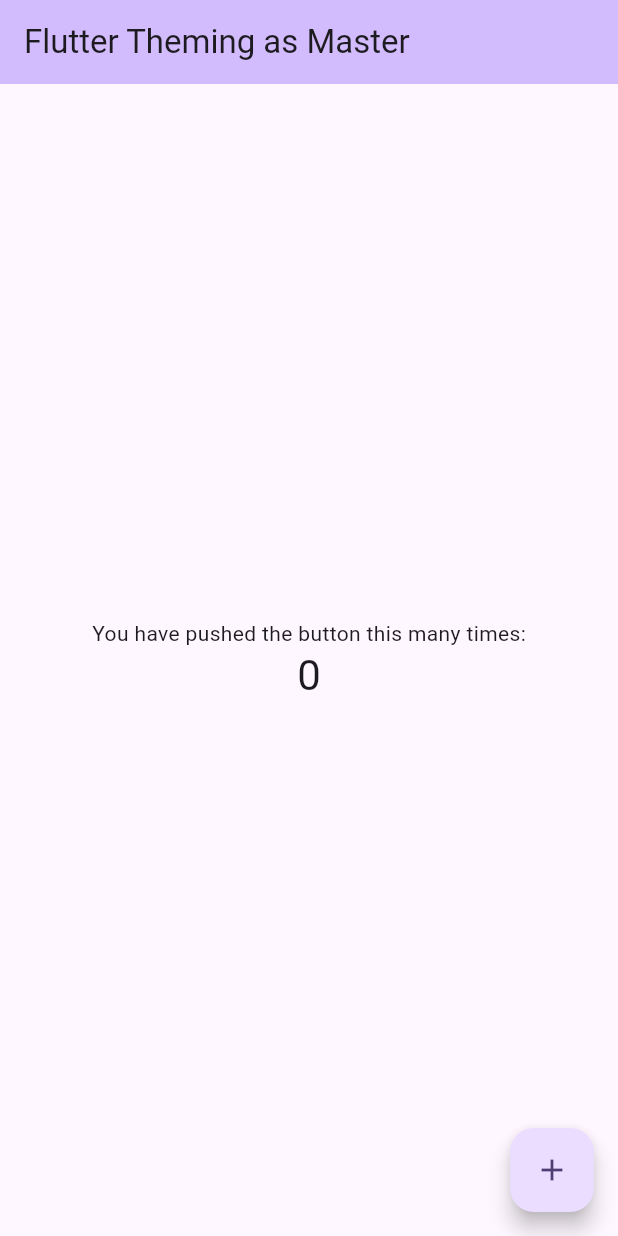
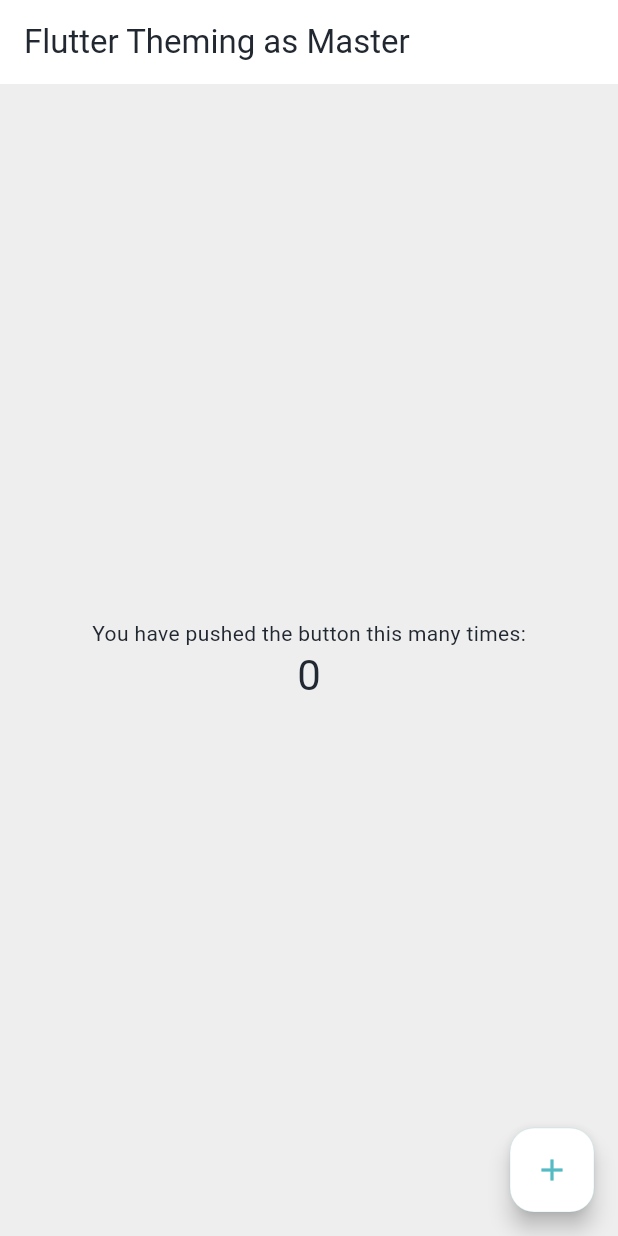
Before and after one commit to HovhannisyanKaro/flutter-theming-as-master, a Flutter app: the screen it shows after launch, on a phone screen of 412 x 824 dp. Run offline on Flutter 3.47's test engine with Material 3 defaults, Android fonts, the phone set to English and light mode, and no system bars.

```diff
--- /dev/null
+++ b/lib/app/home/home.dart
@@ -0,0 +1,49 @@
+import 'package:flutter/material.dart';
+
+class HomePage extends StatefulWidget {
+  const HomePage({super.key, required this.title});
+
+  final String title;
+
+  @override
+  State<HomePage> createState() => _HomePageState();
+}
+
+class _HomePageState extends State<HomePage> {
+  int _counter = 0;
+
+  void _incrementCounter() {
+    setState(() {
+      _counter++;
+    });
+  }
+
+  @override
+  Widget build(BuildContext context) {
+    return Scaffold(
+      appBar: AppBar(
+        backgroundColor: Theme.of(context).colorScheme.inversePrimary,
+        title: Text(widget.title),
+      ),
+      body: Center(
+        child: Column(
+          mainAxisAlignment: MainAxisAlignment.center,
+          children: <Widget>[
+            const Text(
+              'You have pushed the button this many times:',
+            ),
+            Text(
+              '$_counter',
+              style: Theme.of(context).textTheme.headlineMedium,
+            ),
+          ],
+        ),
+      ),
+      floatingActionButton: FloatingActionButton(
+        onPressed: _incrementCounter,
+        tooltip: 'Increment',
+        child: const Icon(Icons.add),
+      ), // This trailing comma makes auto-formatting nicer for build methods.
+    );
+  }
+}
--- /dev/null
+++ b/lib/application.dart
@@ -0,0 +1,17 @@
+import 'package:flutter/material.dart';
+import 'package:flutter_theming_as_master/res/values/theme/themes.dart';
+
+import 'app/home/home.dart';
+
+class Application extends StatelessWidget {
+  const Application({super.key});
+
+  @override
+  Widget build(BuildContext context) {
+    return MaterialApp(
+      title: 'Flutter Theming as Master',
+      theme: AppThemesData().light,
+      home: const HomePage(title: 'Flutter Theming as Master'),
+    );
+  }
+}
--- a/lib/main.dart
+++ b/lib/main.dart
@@ -1,70 +1,7 @@
 import 'package:flutter/material.dart';
 
+import 'application.dart';
+
 void main() {
-  runApp(const MyApp());
+  runApp(const Application());
 }
-
-class MyApp extends StatelessWidget {
-  const MyApp({super.key});
-
-  @override
-  Widget build(BuildContext context) {
-    return MaterialApp(
-      title: 'Flutter Theming as Master',
-      theme: ThemeData(
-        colorScheme: ColorScheme.fromSeed(seedColor: Colors.deepPurple),
-        useMaterial3: true,
-      ),
-      home: const MyHomePage(title: 'Flutter Theming as Master'),
-    );
-  }
-}
-
-class MyHomePage extends StatefulWidget {
-  const MyHomePage({super.key, required this.title});
-
-  final String title;
-
-  @override
-  State<MyHomePage> createState() => _MyHomePageState();
-}
-
-class _MyHomePageState extends State<MyHomePage> {
-  int _counter = 0;
-
-  void _incrementCounter() {
-    setState(() {
-      _counter++;
-    });
-  }
-
-  //test
-  @override
-  Widget build(BuildContext context) {
-    return Scaffold(
-      appBar: AppBar(
-        backgroundColor: Theme.of(context).colorScheme.inversePrimary,
-        title: Text(widget.title),
-      ),
-      body: Center(
-        child: Column(
-          mainAxisAlignment: MainAxisAlignment.center,
-          children: <Widget>[
-            const Text(
-              'You have pushed the button this many times:',
-            ),
-            Text(
-              '$_counter',
-              style: Theme.of(context).textTheme.headlineMedium,
-            ),
-          ],
-        ),
-      ),
-      floatingActionButton: FloatingActionButton(
-        onPressed: _incrementCounter,
-        tooltip: 'Increment',
-        child: const Icon(Icons.add),
-      ), // This trailing comma makes auto-formatting nicer for build methods.
-    );
-  }
-}
--- /dev/null
+++ b/lib/res/values/colors/colors.dart
@@ -0,0 +1,77 @@
+import 'package:flutter/material.dart';
+
+abstract final class AppColors {
+  static const Color white = Colors.white;
+
+  static const int _sunsetOrange = 0xFFFF5759;
+
+  static const MaterialColor sunsetOrange = MaterialColor(
+    _sunsetOrange,
+    <int, Color>{
+      500: Color(0xFFFF5759),
+    },
+  );
+
+  static const int _lightMossGreen = 0xFF99CE61;
+
+  static const MaterialColor lightMossGreen = MaterialColor(
+    _lightMossGreen,
+    <int, Color>{
+      500: Color(0xFF99CE61),
+    },
+  );
+
+  static const int _saffronMango = 0xFFFCC74E;
+
+  static const MaterialColor saffronMango = MaterialColor(
+    _saffronMango,
+    <int, Color>{
+      500: Color(0xFFFCC74E),
+    },
+  );
+
+  static const int _softPeach = 0xFFeeeeee;
+
+  static const MaterialColor softPeach = MaterialColor(
+    _softPeach,
+    <int, Color>{
+      500: Color(0xFFeeeeee),
+    },
+  );
+
+  static const int _cerulean = 0xFF54BAC3;
+
+  static const MaterialColor cerulean = MaterialColor(
+    _cerulean,
+    <int, Color>{
+      500: Color(0xFF00AdB5),
+    },
+  );
+
+  static const int _charcoalGrey = 0xFF393E46;
+
+  static const MaterialColor charcoalGrey = MaterialColor(
+    _charcoalGrey,
+    <int, Color>{
+      500: Color(0xFF393E46),
+    },
+  );
+
+  static const int _dark = 0xFF222831;
+
+  static const MaterialColor dark = MaterialColor(
+    _dark,
+    <int, Color>{
+      500: Color(0xFF222831),
+    },
+  );
+
+  static const int _cyanBlue = 0xFF18212D;
+
+  static const MaterialColor cyanBlue = MaterialColor(
+    _cyanBlue,
+    <int, Color>{
+      500: Color(0xFF18212D),
+    },
+  );
+}
--- /dev/null
+++ b/lib/res/values/theme/data/app_bar.dart
@@ -0,0 +1,13 @@
+import 'package:flutter/material.dart';
+
+import '../theme_extension.dart';
+
+abstract class AppBarThemesData {
+  static get(AppThemeExtension themeExt) {
+    return AppBarTheme(
+      elevation: 0,
+      backgroundColor: themeExt.surface,
+      foregroundColor: themeExt.onSurface,
+    );
+  }
+}
--- /dev/null
+++ b/lib/res/values/theme/data/button.dart
@@ -0,0 +1,27 @@
+import 'package:flutter/material.dart';
+
+import '../theme_extension.dart';
+
+abstract class ButtonThemesData {
+  static elevated(AppThemeExtension themeExt) {
+    return ElevatedButtonThemeData(
+      style: ElevatedButton.styleFrom(
+        minimumSize: themeExt.buttonMinSize,
+        backgroundColor: themeExt.primary,
+        foregroundColor: themeExt.onPrimary,
+        shape: themeExt.roundedRectangleShape,
+      ),
+    );
+  }
+
+  static outlined(AppThemeExtension themeExt) {
+    return OutlinedButtonThemeData(
+      style: OutlinedButton.styleFrom(
+        minimumSize: themeExt.buttonMinSize,
+        foregroundColor: themeExt.primary,
+        side: BorderSide(color: themeExt.primary, width: themeExt.outlinedButtonBorderWidth),
+        shape: themeExt.roundedRectangleShape,
+      ),
+    );
+  }
+}
--- /dev/null
+++ b/lib/res/values/theme/data/color_scheme.dart
@@ -0,0 +1,19 @@
+import 'package:flutter/material.dart';
+
+import '../theme_extension.dart';
+
+abstract class ColorSchemeThemeData {
+  static ColorScheme get(AppThemeExtension themeExt, {required Brightness brightness}) {
+    return ColorScheme(
+      brightness: brightness,
+      primary: themeExt.primary,
+      onPrimary: themeExt.onPrimary,
+      secondary: themeExt.secondary,
+      onSecondary: themeExt.onSecondary,
+      error: themeExt.error,
+      onError: themeExt.onError,
+      surface: themeExt.surface,
+      onSurface: themeExt.onSurface,
+    );
+  }
+}
--- /dev/null
+++ b/lib/res/values/theme/data/dialog.dart
@@ -0,0 +1,9 @@
+import 'package:flutter/material.dart';
+
+import '../theme_extension.dart';
+
+abstract class DialogThemesData {
+  static get(AppThemeExtension themeExt) {
+    return DialogTheme(backgroundColor: themeExt.onPrimary);
+  }
+}
--- /dev/null
+++ b/lib/res/values/theme/data/floating_action_button.dart
@@ -0,0 +1,20 @@
+import 'package:flutter/material.dart';
+
+import '../theme_extension.dart';
+
+abstract class FloatingActionButtonThemesData {
+  static get(AppThemeExtension themeExt) {
+    return FloatingActionButtonThemeData(
+      elevation: 6,
+      hoverColor: themeExt.primary,
+      focusColor: themeExt.primary,
+      splashColor: themeExt.primary,
+      backgroundColor: themeExt.onPrimary,
+      foregroundColor: themeExt.primary,
+      shape: RoundedRectangleBorder(
+        side: BorderSide(color: themeExt.primary, width: 0.1),
+        borderRadius: BorderRadius.circular(16),
+      ),
+    );
+  }
+}
--- /dev/null
+++ b/lib/res/values/theme/data/input.dart
@@ -0,0 +1,13 @@
+import 'package:flutter/material.dart';
+
+import '../theme_extension.dart';
+
+abstract class InputThemesData {
+  static outline(AppThemeExtension themeExt) {
+    return InputDecorationTheme(
+      border: OutlineInputBorder(borderSide: BorderSide(color: themeExt.titleTextMediumColor)),
+      enabledBorder: OutlineInputBorder(borderSide: BorderSide(color: themeExt.titleTextMediumColor), borderRadius: BorderRadius.circular(themeExt.textFormFieldBorderRadius)),
+      focusedBorder: OutlineInputBorder(borderSide: BorderSide(color: themeExt.titleTextMediumColor, width: themeExt.textFormFieldFocusedBorderSideWidth)),
+    );
+  }
+}
--- /dev/null
+++ b/lib/res/values/theme/data/navigation_bar.dart
@@ -0,0 +1,20 @@
+import 'package:flutter/material.dart';
+
+import '../theme_extension.dart';
+
+abstract class NavigationBarThemesData {
+  static get(AppThemeExtension themeExt) {
+    return NavigationBarThemeData(
+      backgroundColor: themeExt.surface,
+      indicatorColor: themeExt.primary,
+      labelTextStyle: WidgetStateProperty.resolveWith((states) {
+        return states.contains(WidgetState.selected) ? TextStyle(color: themeExt.primary, fontSize: 14, fontWeight: FontWeight.w600) : TextStyle(color: themeExt.onSurface, fontSize: 12, fontWeight: FontWeight.w500);
+      }),
+      iconTheme: WidgetStateProperty.resolveWith((states) {
+        return states.contains(WidgetState.selected) ? IconThemeData(color: themeExt.primary) : IconThemeData(color: themeExt.onSurface);
+      }),
+      labelBehavior: NavigationDestinationLabelBehavior.alwaysShow,
+      surfaceTintColor: Colors.transparent,
+    );
+  }
+}
--- /dev/null
+++ b/lib/res/values/theme/data/progress_indicator.dart
@@ -0,0 +1,12 @@
+import 'package:flutter/material.dart';
+
+import '../theme_extension.dart';
+
+abstract class ProgressIndicatorThemesData {
+  static get(AppThemeExtension themeExt) {
+    return ProgressIndicatorThemeData(
+      color: themeExt.primary,
+      linearTrackColor: Colors.transparent,
+    );
+  }
+}
--- /dev/null
+++ b/lib/res/values/theme/data/text.dart
@@ -0,0 +1,78 @@
+import 'package:flutter/material.dart';
+
+import '../theme_extension.dart';
+
+abstract class TextThemesData {
+  /// Display Text
+  static displaySmall(AppThemeExtension themeExt) => TextStyle(color: themeExt.displayTextSmallColor);
+
+  static displayMedium(AppThemeExtension themeExt) => TextStyle(color: themeExt.displayTextMediumColor);
+
+  static displayLarge(AppThemeExtension themeExt) => TextStyle(color: themeExt.displayTextLargeColor);
+
+  /// Title Text
+  static titleSmall(AppThemeExtension themeExt) => TextStyle(color: themeExt.titleTextSmallColor);
+
+  static titleMedium(AppThemeExtension themeExt) => TextStyle(color: themeExt.titleTextMediumColor);
+
+  static titleLarge(AppThemeExtension themeExt) => TextStyle(color: themeExt.titleTextLargeColor);
+
+  /// Body Text
+  static bodySmall(AppThemeExtension themeExt) => TextStyle(color: themeExt.bodyTextSmallColor);
+
+  static bodyMedium(AppThemeExtension themeExt) => TextStyle(color: themeExt.bodyTextMediumColor);
+
+  static bodyLarge(AppThemeExtension themeExt) => TextStyle(color: themeExt.bodyTextLargeColor);
+
+  /// Headline Text
+  static headlineSmall(AppThemeExtension themeExt) => TextStyle(color: themeExt.headlineTextSmallColor);
+
+  static headlineMedium(AppThemeExtension themeExt) => TextStyle(color: themeExt.headlineTextMediumColor);
+
+  static headlineLarge(AppThemeExtension themeExt) => TextStyle(color: themeExt.headlineTextLargeColor);
+
+  /// Label Text
+  static labelSmall(AppThemeExtension themeExt) => TextStyle(color: themeExt.labelTextSmallColor);
+
+  static labelMedium(AppThemeExtension themeExt) => TextStyle(color: themeExt.labelTextMediumColor);
+
+  static labelLarge(AppThemeExtension themeExt) => TextStyle(color: themeExt.labelTextLargeColor);
+
+  static get(AppThemeExtension themeExt) {
+    return TextTheme(
+      /// Display styles (display1 to display4 in Flutter versions prior to 2.0, and headline1 to headline4 in later versions) are the largest text styles.
+      /// They are intended for short, one or two-word statements at most, typically used for large numbers or as a big, impactful header.
+      /// Example: You might use headline1 for the main title in a dashboard.
+      displaySmall: displaySmall(themeExt),
+      displayMedium: displayMedium(themeExt),
+      displayLarge: displayLarge(themeExt),
+
+      /// Title styles (title in older versions, and headline6 in later versions) are designed for medium-length text that's slightly less prominent than the display/headline text.
+      /// They can be used for titles of content sections or for the app bar title.
+      /// Example: headline6 might be used for the titles of list items in a navigation drawer.
+      titleSmall: titleSmall(themeExt),
+      titleMedium: titleMedium(themeExt),
+      titleLarge: titleLarge(themeExt),
+
+      /// Body styles (body1 and body2 in older versions, and bodyText1 and bodyText2 in later versions) are the base styles for paragraphs of text.
+      /// They are meant to be the default styles for text that is not a title or a headline.
+      /// Example: bodyText1 can be used for the main content of a typical paragraph.
+      bodySmall: bodySmall(themeExt),
+      bodyMedium: bodyMedium(themeExt),
+      bodyLarge: bodyLarge(themeExt),
+
+      /// In the updated ThemeData from Flutter 2.0 onwards, what were previously referred to as display styles are now part of the headline group (headline1 to headline6).
+      /// These styles descend in size and are used for titles and large text.
+      /// Example: headline5 may be used for the title of a screen in the app.
+      headlineSmall: headlineSmall(themeExt),
+      headlineMedium: headlineMedium(themeExt),
+      headlineLarge: headlineLarge(themeExt),
+
+      /// Label styles are not explicitly defined in Flutter's text theme but the caption style can often serve a similar purpose.
+      /// Caption is usually used for text that is much smaller than the body text, like labels for icons or instructions in a form.
+      labelSmall: labelSmall(themeExt),
+      labelMedium: labelMedium(themeExt),
+      labelLarge: labelLarge(themeExt),
+    );
+  }
+}
--- /dev/null
+++ b/lib/res/values/theme/theme_ext.dart
@@ -0,0 +1,6 @@
+import 'package:flutter/material.dart';
+import 'package:flutter_theming_as_master/res/values/theme/theme_extension.dart';
+
+extension ThemeExt on BuildContext {
+  AppThemeExtension get themeExt => Theme.of(this).extension<AppThemeExtension>() ?? LightThemeExtension();
+}
--- /dev/null
+++ b/lib/res/values/theme/theme_extension.dart
@@ -0,0 +1,154 @@
+import 'package:flutter/material.dart';
+
+import '../colors/colors.dart';
+
+class AppThemeExtension extends ThemeExtension<AppThemeExtension> {
+  static const _buttonCornerRadiusValue = 8.0;
+  static const _outlinedButtonBorderWidthValue = 1.0;
+  static const _textFormFieldBorderRadiusValue = 8.0;
+  static const _textFormFieldBorderSideValue = 1.0;
+  static const _textFormFieldFocusedBorderSideValue = 2.0;
+  static const _buttonMinSizeHeightValue = 40.0;
+  static const _textFormFieldFocusedBorderSideWidthValue = 2.0;
+
+  static double get buttonMinSizeHeightValue => _buttonMinSizeHeightValue;
+
+  final Color primary;
+  final Color onPrimary;
+  final Color secondary;
+  final Color onSecondary;
+  final Color error;
+  final Color onError;
+  final Color surface;
+  final Color onSurface;
+
+  final double buttonBorderRadius;
+  final double outlinedButtonBorderWidth;
+  final double buttonMinSizeHeight;
+
+  final double textFormFieldBorderRadius;
+  final double textFormFieldBorderSide;
+  final double textFormFieldFocusedBorderSideValue;
+  final double textFormFieldFocusedBorderSideWidth;
+
+  final Color displayTextSmallColor;
+  final Color displayTextMediumColor;
+  final Color displayTextLargeColor;
+
+  final Color titleTextSmallColor;
+  final Color titleTextMediumColor;
+  final Color titleTextLargeColor;
+
+  final Color bodyTextSmallColor;
+  final Color bodyTextMediumColor;
+  final Color bodyTextLargeColor;
+
+  final Color headlineTextSmallColor;
+  final Color headlineTextMediumColor;
+  final Color headlineTextLargeColor;
+
+  final Color labelTextSmallColor;
+  final Color labelTextMediumColor;
+  final Color labelTextLargeColor;
+
+  AppThemeExtension({
+    required this.primary,
+    required this.onPrimary,
+    required this.secondary,
+    required this.onSecondary,
+    required this.error,
+    required this.onError,
+    required this.surface,
+    required this.onSurface,
+    this.buttonBorderRadius = _buttonCornerRadiusValue,
+    this.outlinedButtonBorderWidth = _outlinedButtonBorderWidthValue,
+    this.textFormFieldBorderRadius = _textFormFieldBorderRadiusValue,
+    this.textFormFieldBorderSide = _textFormFieldBorderSideValue,
+    this.textFormFieldFocusedBorderSideValue = _textFormFieldFocusedBorderSideValue,
+    this.buttonMinSizeHeight = _buttonMinSizeHeightValue,
+    this.textFormFieldFocusedBorderSideWidth = _textFormFieldFocusedBorderSideWidthValue,
+    required this.displayTextSmallColor,
+    required this.displayTextMediumColor,
+    required this.displayTextLargeColor,
+    required this.titleTextSmallColor,
+    required this.titleTextMediumColor,
+    required this.titleTextLargeColor,
+    required this.bodyTextSmallColor,
+    required this.bodyTextMediumColor,
+    required this.bodyTextLargeColor,
+    required this.headlineTextSmallColor,
+    required this.headlineTextMediumColor,
+    required this.headlineTextLargeColor,
+    required this.labelTextSmallColor,
+    required this.labelTextMediumColor,
+    required this.labelTextLargeColor,
+  });
+
+  @override
+  ThemeExtension<AppThemeExtension> copyWith() => this;
+
+  @override
+  ThemeExtension<AppThemeExtension> lerp(covariant ThemeExtension<AppThemeExtension>? other, double t) => this;
+
+  Size get buttonMinSize => Size(double.infinity, buttonMinSizeHeight);
+
+  RoundedRectangleBorder get roundedRectangleShape => RoundedRectangleBorder(borderRadius: BorderRadius.circular(buttonBorderRadius));
+}
+
+class LightThemeExtension extends AppThemeExtension {
+  LightThemeExtension()
+      : super(
+          primary: AppColors.cerulean,
+          onPrimary: AppColors.white,
+          secondary: Colors.yellow,
+          onSecondary: AppColors.dark,
+          error: AppColors.sunsetOrange,
+          onError: Colors.black,
+          surface: AppColors.softPeach,
+          onSurface: AppColors.dark,
+          displayTextSmallColor: AppColors.dark,
+          displayTextMediumColor: AppColors.dark,
+          displayTextLargeColor: AppColors.dark,
+          titleTextSmallColor: AppColors.dark,
+          titleTextMediumColor: AppColors.dark,
+          titleTextLargeColor: AppColors.dark,
+          bodyTextSmallColor: AppColors.dark,
+          bodyTextMediumColor: AppColors.dark,
+          bodyTextLargeColor: AppColors.dark,
+          headlineTextSmallColor: AppColors.dark,
+          headlineTextMediumColor: AppColors.dark,
+          headlineTextLargeColor: AppColors.dark,
+          labelTextSmallColor: AppColors.dark,
+          labelTextMediumColor: AppColors.dark,
+          labelTextLargeColor: AppColors.dark,
+        );
+}
+
+class DarkThemeExtension extends AppThemeExtension {
+  DarkThemeExtension()
+      : super(
+          primary: AppColors.cerulean,
+          onPrimary: AppColors.softPeach,
+          secondary: Colors.yellow,
+          onSecondary: Colors.blue,
+          error: AppColors.sunsetOrange,
+          onError: Colors.black,
+          surface: AppColors.cyanBlue,
+          onSurface: AppColors.softPeach,
+          displayTextSmallColor: AppColors.softPeach,
+          displayTextMediumColor: AppColors.softPeach,
+          displayTextLargeColor: AppColors.softPeach,
+          titleTextSmallColor: AppColors.softPeach,
+          titleTextMediumColor: AppColors.softPeach,
+          titleTextLargeColor: AppColors.softPeach,
+          bodyTextSmallColor: AppColors.softPeach,
+          bodyTextMediumColor: AppColors.softPeach,
+          bodyTextLargeColor: AppColors.softPeach,
+          headlineTextSmallColor: AppColors.softPeach,
+          headlineTextMediumColor: AppColors.softPeach,
+          headlineTextLargeColor: AppColors.softPeach,
+          labelTextSmallColor: AppColors.softPeach,
+          labelTextMediumColor: AppColors.softPeach,
+          labelTextLargeColor: AppColors.softPeach,
+        );
+}
--- /dev/null
+++ b/lib/res/values/theme/themes.dart
@@ -0,0 +1,34 @@
+import 'package:flutter/material.dart';
+import 'package:flutter_theming_as_master/res/values/theme/theme_extension.dart';
+
+import 'data/app_bar.dart';
+import 'data/button.dart';
+import 'data/color_scheme.dart';
+import 'data/dialog.dart';
+import 'data/floating_action_button.dart';
+import 'data/input.dart';
+import 'data/navigation_bar.dart';
+import 'data/progress_indicator.dart';
+import 'data/text.dart';
+
+class AppThemesData {
+  ThemeData get light => _def(themeExt: LightThemeExtension(), brightness: Brightness.light);
+
+  ThemeData get dark => _def(themeExt: DarkThemeExtension(), brightness: Brightness.dark);
+
+  ThemeData _def({required AppThemeExtension themeExt, required Brightness brightness}) {
+    return ThemeData(
+      extensions: [themeExt],
+      colorScheme: ColorSchemeThemeData.get(themeExt, brightness: brightness),
+      elevatedButtonTheme: ButtonThemesData.elevated(themeExt),
+      outlinedButtonTheme: ButtonThemesData.outlined(themeExt),
+      textTheme: TextThemesData.get(themeExt),
+      inputDecorationTheme: InputThemesData.outline(themeExt),
+      appBarTheme: AppBarThemesData.get(themeExt),
+      dialogTheme: DialogThemesData.get(themeExt),
+      floatingActionButtonTheme: FloatingActionButtonThemesData.get(themeExt),
+      progressIndicatorTheme: ProgressIndicatorThemesData.get(themeExt),
+      navigationBarTheme: NavigationBarThemesData.get(themeExt),
+    );
+  }
+}
```
Also changed, not shown: 1 other file.
